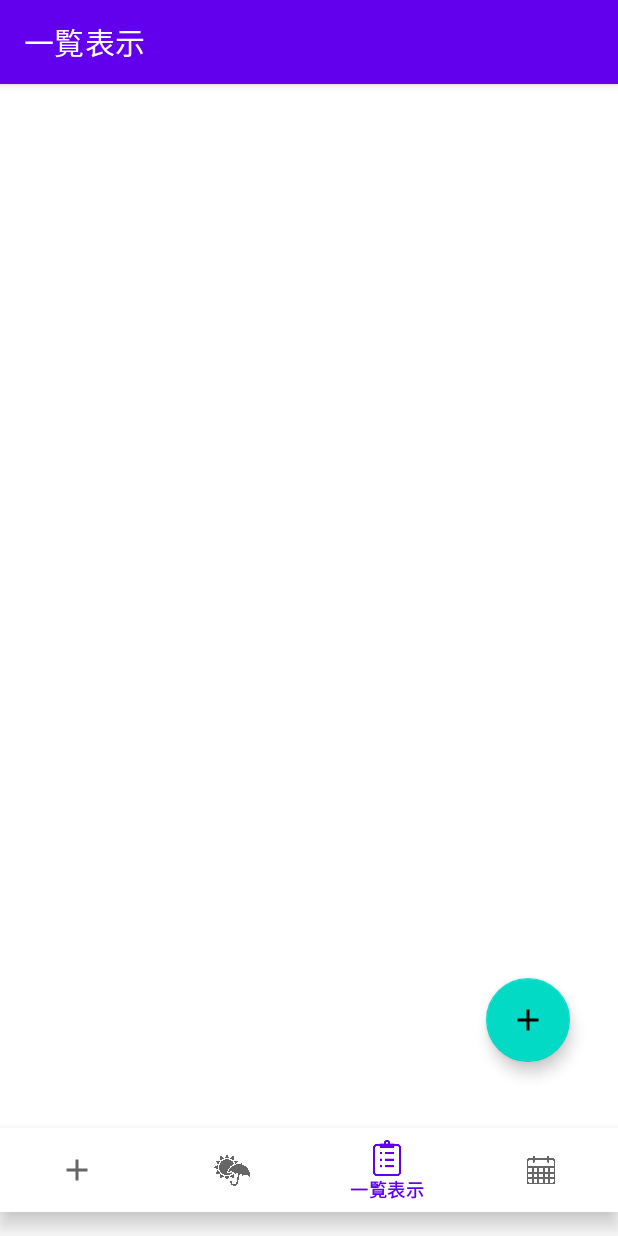
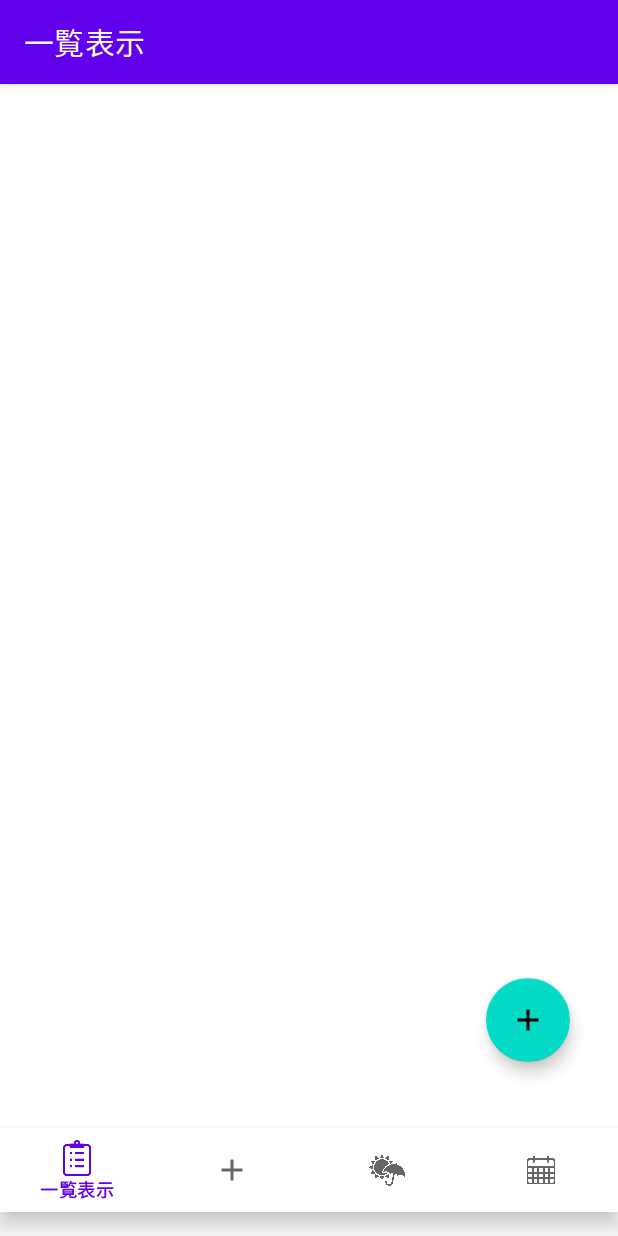
Before and after one commit to sotukenn4/sotu, an Android app: the screen it shows after launch (MainActivity), on a phone screen of 412 x 824 dp. Run offline under Robolectric (Android 15) with nearby library versions, the phone set to English and light mode, and no system bars; our stand-ins replace navigation-ui; libraries missing offline, so code that uses them is left out: io.realm, io.realm.kotlin; 9 statements that could not run were skipped.

Commit message:
バグ修正完了本当の

```diff
--- a/app/src/main/res/menu/menu_main.xml
+++ b/app/src/main/res/menu/menu_main.xml
@@ -2,6 +2,14 @@
     xmlns:app="http://schemas.android.com/apk/res-auto"
     xmlns:tools="http://schemas.android.com/tools"
     tools:context="com.example.myapplication.MainActivity">
+    <item
+        android:id="@+id/FirstFragment"
+        android:icon="@drawable/itiran"
+        android:title="一覧表示" />
+    <item
+        android:id="@+id/scheduleEditFragment"
+        android:icon="@drawable/ic_add"
+        android:title="予定追加" />
     <item
         android:id="@+id/SecondFragment"
         android:icon="@drawable/carender"
@@ -9,15 +17,7 @@
         android:title="カレンダー表示"
         app:showAsAction="never" />
     <item
-        android:id="@+id/scheduleEditFragment"
-        android:icon="@drawable/ic_add"
-        android:title="予定追加" />
-    <item
         android:id="@+id/tenki"
         android:icon="@drawable/tenki"
         android:title="天気確認" />
-    <item
-        android:id="@+id/FirstFragment"
-        android:icon="@drawable/itiran"
-        android:title="一覧表示" />
 </menu>
```
Also changed, not shown: app/src/main/java/com/example/myapplication/SecondFragment.kt (+9 -0 lines).
